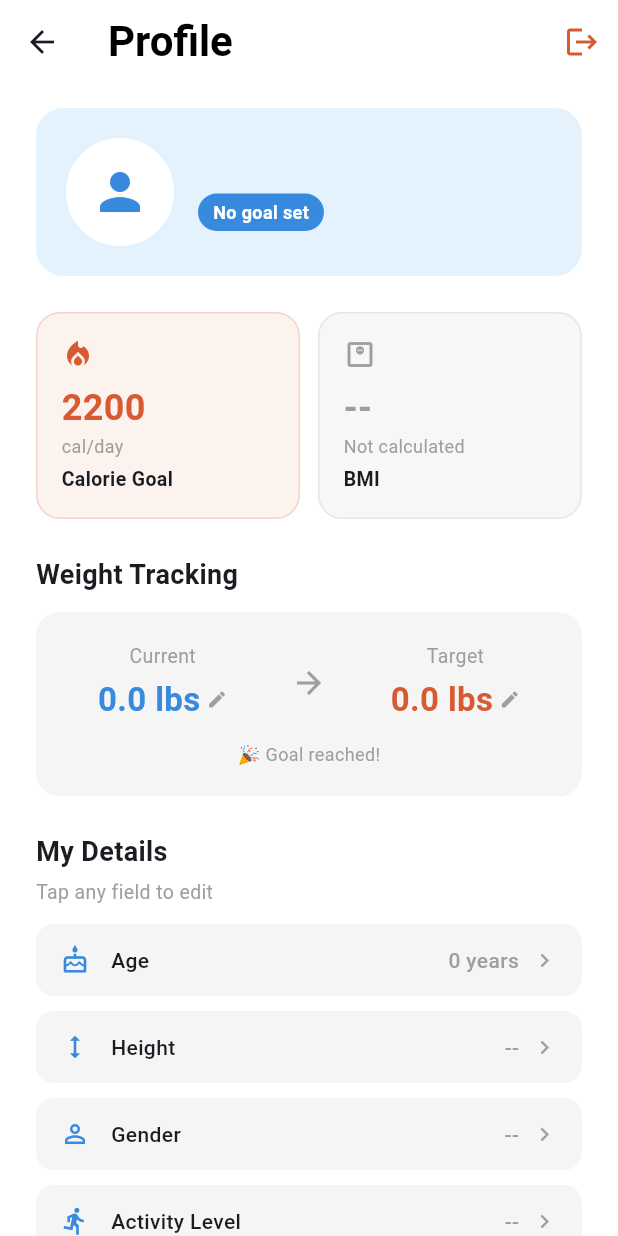
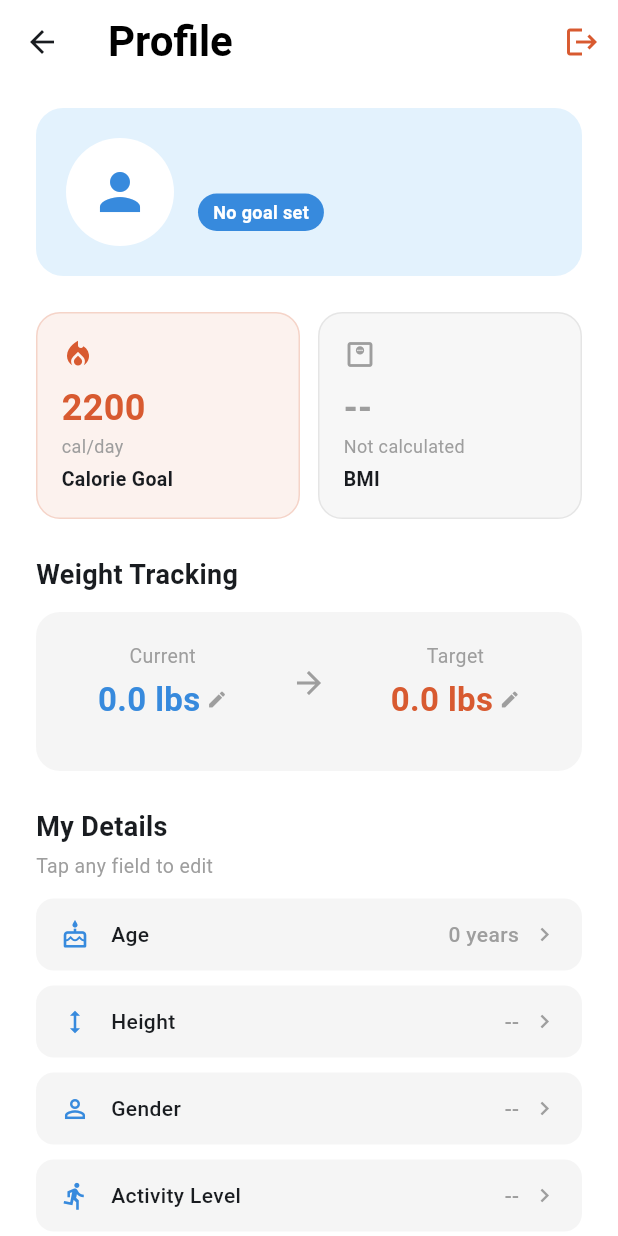
Before and after one commit to cChe1z/CMPE_137_Fitness_Health_Tracking_App, a Flutter app: the ProfileScreen screen opened directly, on a phone screen of 412 x 824 dp. Run offline on Flutter 3.47's test engine with Material 3 defaults, Android fonts, the phone set to English and light mode, and no system bars; our stand-ins replace cloud_firestore, firebase_auth, firebase_core; accounts and stored records are empty.

Commit message:
remove "goal reached" in profile page

```diff
--- a/lib/profile_screen.dart
+++ b/lib/profile_screen.dart
@@ -973,15 +973,6 @@ class _ProfileScreenState extends State<ProfileScreen> {
                                             ),
                                             const SizedBox(height: 12),
 
-                                            Text(
-                                              currentWeight <= AppData.targetWeight.value
-                                                  ? '🎉 Goal reached!'
-                                                  : '${(currentWeight - AppData.targetWeight.value).toStringAsFixed(1)} lbs to go',
-                                              style: const TextStyle(
-                                                color: Colors.grey,
-                                                fontSize: 12,
-                                              ),
-                                            ),
                                           ],
                                         ),
                                       ),
```
